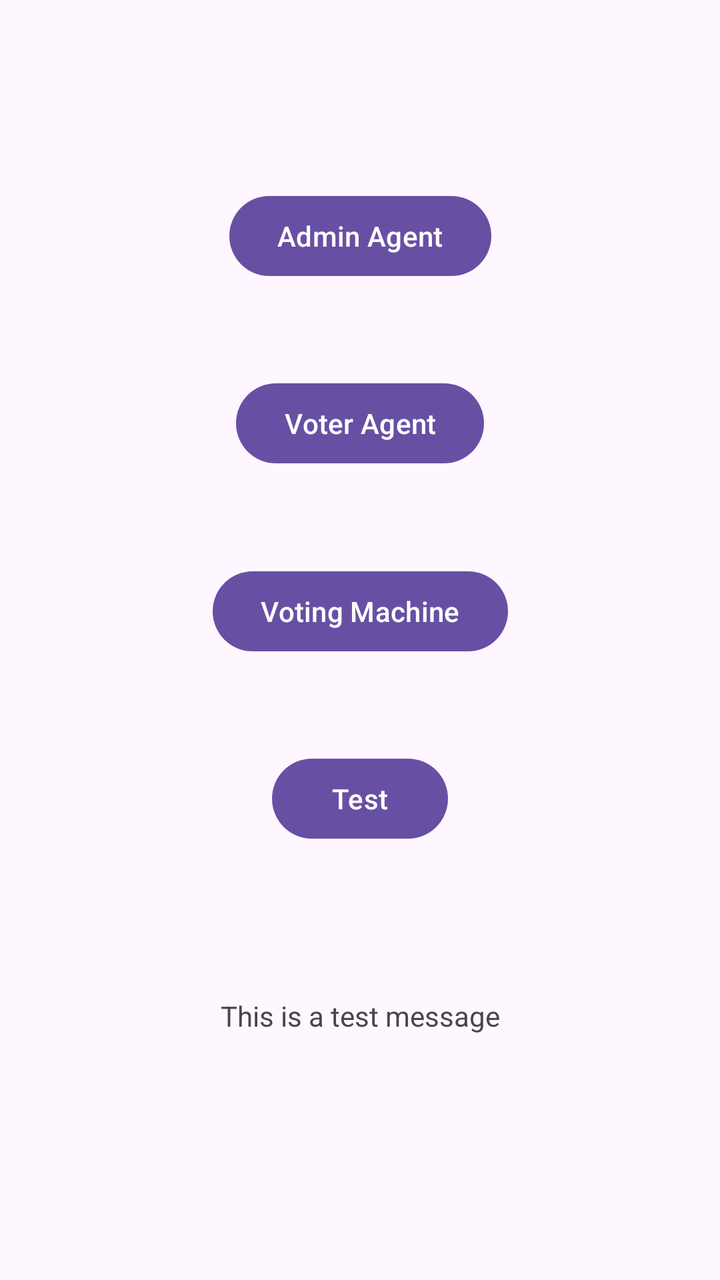
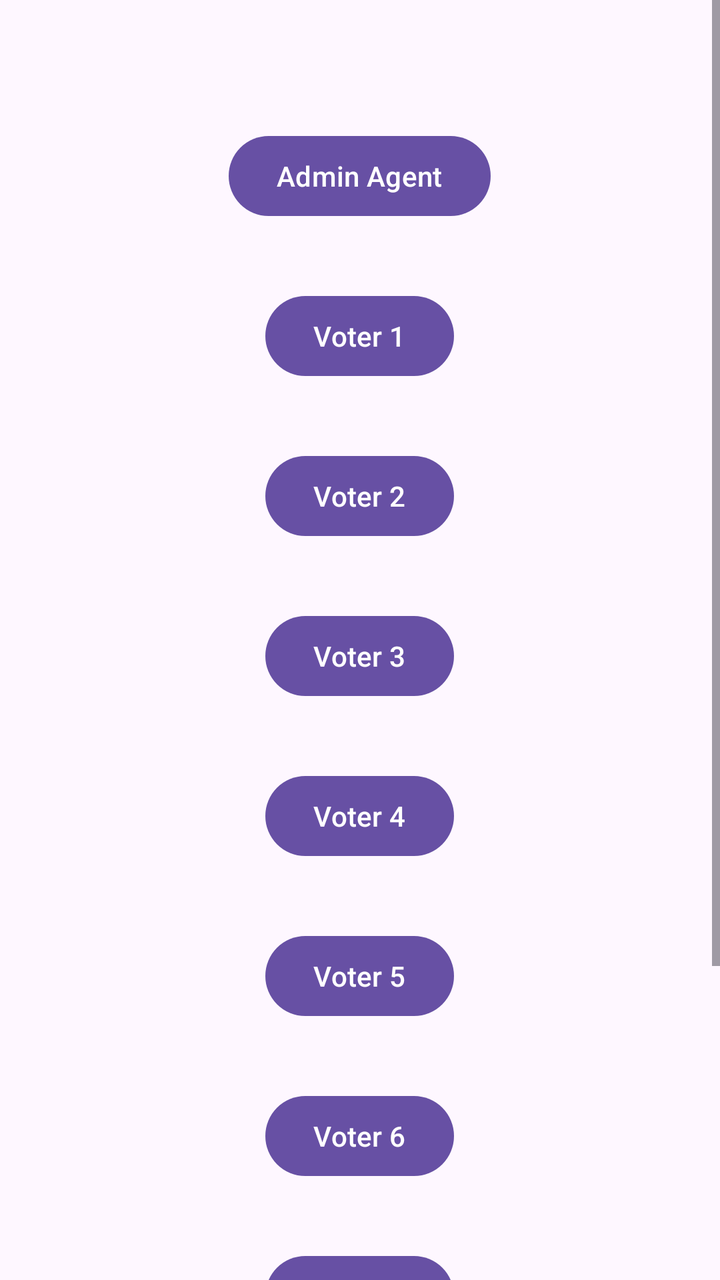

Before-and-after screenshots of an Android layout around one commit, followed by the original layout XML and the change that was made.
<!-- AndroidManifest.xml: application theme Theme.UrekaApp -->
<!-- res/layout/activity_main.xml -->
<?xml version="1.0" encoding="utf-8"?>
<androidx.constraintlayout.widget.ConstraintLayout xmlns:android="http://schemas.android.com/apk/res/android"
    xmlns:app="http://schemas.android.com/apk/res-auto"
    xmlns:tools="http://schemas.android.com/tools"
    android:id="@+id/main"
    android:layout_width="match_parent"
    android:layout_height="match_parent"
    tools:context=".MainActivity">

    <Button
        android:id="@+id/buttonAdminAgent"
        android:layout_width="wrap_content"
        android:layout_height="wrap_content"
        android:text="Admin Agent"
        tools:ignore="HardcodedText"
        app:layout_constraintTop_toTopOf="parent"
        app:layout_constraintBottom_toBottomOf="@+id/buttonVoterAgent"
        app:layout_constraintStart_toStartOf="parent"
        app:layout_constraintEnd_toEndOf="parent"/>

    <Button
        android:id="@+id/buttonVoterAgent"
        android:layout_width="wrap_content"
        android:layout_height="wrap_content"
        android:text="Voter Agent"
        tools:ignore="HardcodedText"
        app:layout_constraintTop_toTopOf="@+id/buttonAdminAgent"
        app:layout_constraintBottom_toBottomOf="@+id/buttonVotingMachine"
        app:layout_constraintStart_toStartOf="parent"
        app:layout_constraintEnd_toEndOf="parent"/>

    <Button
        android:id="@+id/buttonVotingMachine"
        android:layout_width="wrap_content"
        android:layout_height="wrap_content"
        android:text="Voting Machine"
        tools:ignore="HardcodedText"
        app:layout_constraintTop_toTopOf="@+id/buttonVoterAgent"
        app:layout_constraintBottom_toBottomOf="@+id/buttonTest"
        app:layout_constraintStart_toStartOf="parent"
        app:layout_constraintEnd_toEndOf="parent"/>

    <Button
        android:id="@+id/buttonTest"
        android:layout_width="wrap_content"
        android:layout_height="wrap_content"
        android:text="Test"
        tools:ignore="HardcodedText"
        app:layout_constraintTop_toTopOf="@+id/buttonVotingMachine"
        app:layout_constraintBottom_toBottomOf="@+id/textTest"
        app:layout_constraintStart_toStartOf="parent"
        app:layout_constraintEnd_toEndOf="parent"/>

    <TextView
        android:id="@+id/textTest"
        android:layout_width="wrap_content"
        android:layout_height="wrap_content"
        android:text="This is a test message"
        tools:ignore="HardcodedText"
        app:layout_constraintTop_toTopOf="@+id/buttonTest"
        app:layout_constraintBottom_toBottomOf="parent"
        app:layout_constraintStart_toStartOf="parent"
        app:layout_constraintEnd_toEndOf="parent"/>

</androidx.constraintlayout.widget.ConstraintLayout>
<!-- resources referenced by this layout -->
<resources>
  <style name="Theme.UrekaApp" parent="Base.Theme.UrekaApp" />
  <style name="Base.Theme.UrekaApp" parent="Theme.Material3.DayNight.NoActionBar">
          
          
      </style>
</resources>

<!-- the commit's change to res/layout/activity_main.xml (unified diff, before → after) -->
@@ -1,5 +1,5 @@
 <?xml version="1.0" encoding="utf-8"?>
-<androidx.constraintlayout.widget.ConstraintLayout xmlns:android="http://schemas.android.com/apk/res/android"
+<ScrollView xmlns:android="http://schemas.android.com/apk/res/android"
     xmlns:app="http://schemas.android.com/apk/res-auto"
     xmlns:tools="http://schemas.android.com/tools"
     android:id="@+id/main"
@@ -7,59 +7,122 @@
     android:layout_height="match_parent"
     tools:context=".MainActivity">
 
-    <Button
-        android:id="@+id/buttonAdminAgent"
-        android:layout_width="wrap_content"
+    <LinearLayout
+        android:layout_width="match_parent"
         android:layout_height="wrap_content"
-        android:text="Admin Agent"
-        tools:ignore="HardcodedText"
-        app:layout_constraintTop_toTopOf="parent"
-        app:layout_constraintBottom_toBottomOf="@+id/buttonVoterAgent"
-        app:layout_constraintStart_toStartOf="parent"
-        app:layout_constraintEnd_toEndOf="parent"/>
+        android:gravity="center"
+        android:orientation="vertical">
 
-    <Button
-        android:id="@+id/buttonVoterAgent"
-        android:layout_width="wrap_content"
-        android:layout_height="wrap_content"
-        android:text="Voter Agent"
-        tools:ignore="HardcodedText"
-        app:layout_constraintTop_toTopOf="@+id/buttonAdminAgent"
-        app:layout_constraintBottom_toBottomOf="@+id/buttonVotingMachine"
-        app:layout_constraintStart_toStartOf="parent"
-        app:layout_constraintEnd_toEndOf="parent"/>
+        <Button
+            android:id="@+id/buttonAdminAgent"
+            android:layout_width="wrap_content"
+            android:layout_height="wrap_content"
+            android:text="Admin Agent"
+            tools:ignore="HardcodedText"
+            android:layout_marginTop="64dp"
+            android:layout_marginBottom="16dp"
+            app:layout_constraintStart_toStartOf="parent"
+            app:layout_constraintEnd_toEndOf="parent"/>
 
-    <Button
-        android:id="@+id/buttonVotingMachine"
-        android:layout_width="wrap_content"
-        android:layout_height="wrap_content"
-        android:text="Voting Machine"
-        tools:ignore="HardcodedText"
-        app:layout_constraintTop_toTopOf="@+id/buttonVoterAgent"
-        app:layout_constraintBottom_toBottomOf="@+id/buttonTest"
-        app:layout_constraintStart_toStartOf="parent"
-        app:layout_constraintEnd_toEndOf="parent"/>
+        <Button
+            android:id="@+id/buttonVoterAgent1"
+            android:layout_width="wrap_content"
+            android:layout_height="wrap_content"
+            android:text="Voter 1"
+            tools:ignore="HardcodedText"
+            android:layout_marginTop="16dp"
+            android:layout_marginBottom="16dp"
+            app:layout_constraintStart_toStartOf="parent"
+            app:layout_constraintEnd_toEndOf="parent"/>
 
-    <Button
-        android:id="@+id/buttonTest"
-        android:layout_width="wrap_content"
-        android:layout_height="wrap_content"
-        android:text="Test"
-        tools:ignore="HardcodedText"
-        app:layout_constraintTop_toTopOf="@+id/buttonVotingMachine"
-        app:layout_constraintBottom_toBottomOf="@+id/textTest"
-        app:layout_constraintStart_toStartOf="parent"
-        app:layout_constraintEnd_toEndOf="parent"/>
+        <Button
+            android:id="@+id/buttonVoterAgent2"
+            android:layout_width="wrap_content"
+            android:layout_height="wrap_content"
+            android:text="Voter 2"
+            tools:ignore="HardcodedText"
+            android:layout_marginTop="16dp"
+            android:layout_marginBottom="16dp"
+            app:layout_constraintStart_toStartOf="parent"
+            app:layout_constraintEnd_toEndOf="parent"/>
 
-    <TextView
-        android:id="@+id/textTest"
-        android:layout_width="wrap_content"
-        android:layout_height="wrap_content"
-        android:text="This is a test message"
-        tools:ignore="HardcodedText"
-        app:layout_constraintTop_toTopOf="@+id/buttonTest"
-        app:layout_constraintBottom_toBottomOf="parent"
-        app:layout_constraintStart_toStartOf="parent"
-        app:layout_constraintEnd_toEndOf="parent"/>
+        <Button
+            android:id="@+id/buttonVoterAgent3"
+            android:layout_width="wrap_content"
+            android:layout_height="wrap_content"
+            android:text="Voter 3"
+            tools:ignore="HardcodedText"
+            android:layout_marginTop="16dp"
+            android:layout_marginBottom="16dp"
+            app:layout_constraintStart_toStartOf="parent"
+            app:layout_constraintEnd_toEndOf="parent"/>
 
-</androidx.constraintlayout.widget.ConstraintLayout>
+        <Button
+            android:id="@+id/buttonVoterAgent4"
+            android:layout_width="wrap_content"
+            android:layout_height="wrap_content"
+            android:text="Voter 4"
+            tools:ignore="HardcodedText"
+            android:layout_marginTop="16dp"
+            android:layout_marginBottom="16dp"
+            app:layout_constraintStart_toStartOf="parent"
+            app:layout_constraintEnd_toEndOf="parent"/>
+
+        <Button
+            android:id="@+id/buttonVoterAgent5"
+            android:layout_width="wrap_content"
+            android:layout_height="wrap_content"
+            android:text="Voter 5"
+            tools:ignore="HardcodedText"
+            android:layout_marginTop="16dp"
+            android:layout_marginBottom="16dp"
+            app:layout_constraintStart_toStartOf="parent"
+            app:layout_constraintEnd_toEndOf="parent"/>
+
+        <Button
+            android:id="@+id/buttonVoterAgent6"
+            android:layout_width="wrap_content"
+            android:layout_height="wrap_content"
+            android:text="Voter 6"
+            tools:ignore="HardcodedText"
+            android:layout_marginTop="16dp"
+            android:layout_marginBottom="16dp"
+            app:layout_constraintStart_toStartOf="parent"
+            app:layout_constraintEnd_toEndOf="parent"/>
+
+        <Button
+            android:id="@+id/buttonVoterAgent7"
+            android:layout_width="wrap_content"
+            android:layout_height="wrap_content"
+            android:text="Voter 7"
+            tools:ignore="HardcodedText"
+            android:layout_marginTop="16dp"
+            android:layout_marginBottom="16dp"
+            app:layout_constraintStart_toStartOf="parent"
+            app:layout_constraintEnd_toEndOf="parent"/>
+
+        <Button
+            android:id="@+id/buttonVoterAgent8"
+            android:layout_width="wrap_content"
+            android:layout_height="wrap_content"
+            android:text="Voter 8"
+            tools:ignore="HardcodedText"
+            android:layout_marginTop="16dp"
+            android:layout_marginBottom="16dp"
+            app:layout_constraintStart_toStartOf="parent"
+            app:layout_constraintEnd_toEndOf="parent"/>
+
+        <Button
+            android:id="@+id/buttonTest"
+            android:layout_width="wrap_content"
+            android:layout_height="wrap_content"
+            android:text="Test"
+            tools:ignore="HardcodedText"
+            android:layout_marginTop="16dp"
+            android:layout_marginBottom="16dp"
+            app:layout_constraintStart_toStartOf="parent"
+            app:layout_constraintEnd_toEndOf="parent"/>
+
+    </LinearLayout>
+
+</ScrollView>
